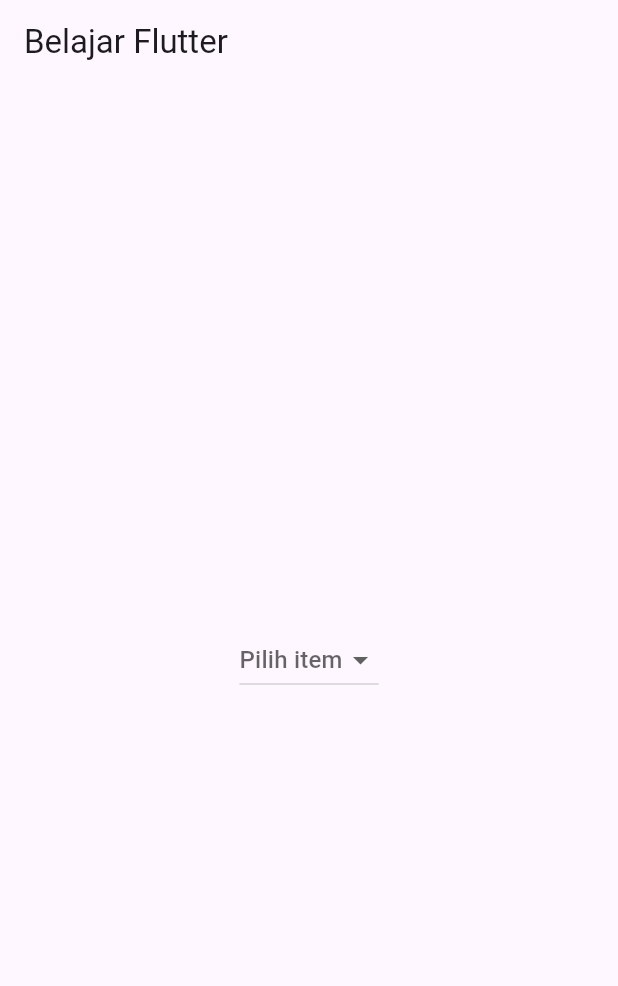
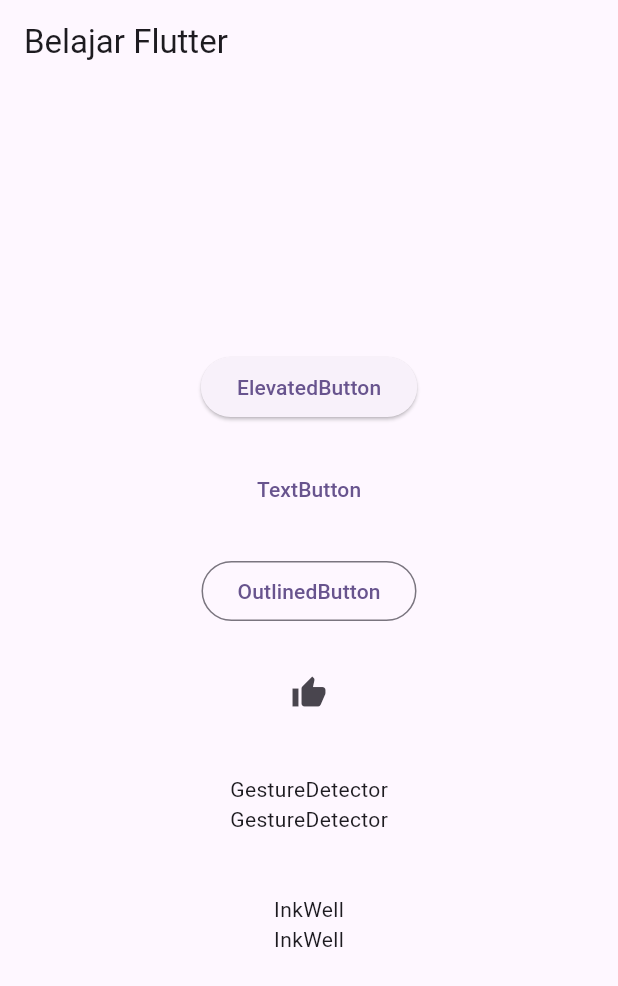
Before and after one commit to fauzan2720/learn-widget-flutter, a Flutter app: the screen it shows after launch, on a phone screen of 412 x 824 dp. Shown: the top 986 px of the screen. Run offline on Flutter 3.47's test engine with Material 3 defaults, Android fonts, the phone set to English and light mode, and no system bars.

Commit message:
widget button

```diff
--- /dev/null
+++ b/lib/day2/form/button.dart
@@ -0,0 +1,85 @@
+import 'package:flutter/material.dart';
+
+class ButtonWidget extends StatelessWidget {
+  const ButtonWidget({super.key});
+
+  @override
+  Widget build(BuildContext context) {
+    return Center(
+      child: Column(
+        mainAxisAlignment: MainAxisAlignment.center,
+        children: [
+          // button dengan style bawaan flutter
+          ElevatedButton(
+            onPressed: () {
+              debugPrint('Tombol ElevatedButton ditekan!');
+            },
+            child: const Text('ElevatedButton'),
+          ),
+          const SizedBox(height: 20.0),
+
+          // text button tanpa style
+          TextButton(
+            onPressed: () {
+              debugPrint('Tombol TextButton ditekan!');
+            },
+            child: const Text('TextButton'),
+          ),
+          const SizedBox(height: 20.0),
+
+          // button yang dirounded dan border
+          OutlinedButton(
+            onPressed: () {
+              debugPrint('Tombol OutlinedButton ditekan!');
+            },
+            child: const Text('OutlinedButton'),
+          ),
+          const SizedBox(height: 20.0),
+
+          // button dengan icon
+          IconButton(
+            onPressed: () {
+              debugPrint('IconButton ditekan!');
+            },
+            icon: const Icon(Icons.thumb_up),
+            tooltip: 'IconButton',
+          ),
+          const SizedBox(height: 20.0),
+
+          // button pada child widget yang di custom (tanpa memberikan efek klik)
+          GestureDetector(
+            onTap: () {
+              debugPrint('GestureDetector ditekan!');
+            },
+            child: const Padding(
+              padding: EdgeInsets.all(10),
+              child: Column(
+                children: [
+                  Text('GestureDetector'),
+                  Text('GestureDetector'),
+                ],
+              ),
+            ),
+          ),
+          const SizedBox(height: 20.0),
+
+          // button pada child widget yang di custom (memberikan efek klik)
+          InkWell(
+            onTap: () {
+              debugPrint('InkWell ditekan!');
+            },
+            child: const Padding(
+              padding: EdgeInsets.all(10),
+              child: Column(
+                children: [
+                  Text('InkWell'),
+                  Text('InkWell'),
+                ],
+              ),
+            ),
+          ),
+        ],
+      ),
+    );
+  }
+}
--- a/lib/home_page.dart
+++ b/lib/home_page.dart
@@ -1,5 +1,5 @@
 import 'package:flutter/material.dart';
-import 'package:learn_flutter/day2/form/dropdown_button.dart';
+import 'package:learn_flutter/day2/form/button.dart';
 
 class HomePage extends StatelessWidget {
   const HomePage({super.key});
@@ -12,7 +12,7 @@ class HomePage extends StatelessWidget {
       ),
       body: const Padding(
         padding: EdgeInsets.all(20.0),
-        child: DropdownButtonWidget(),
+        child: ButtonWidget(),
       ),
     );
   }
```
